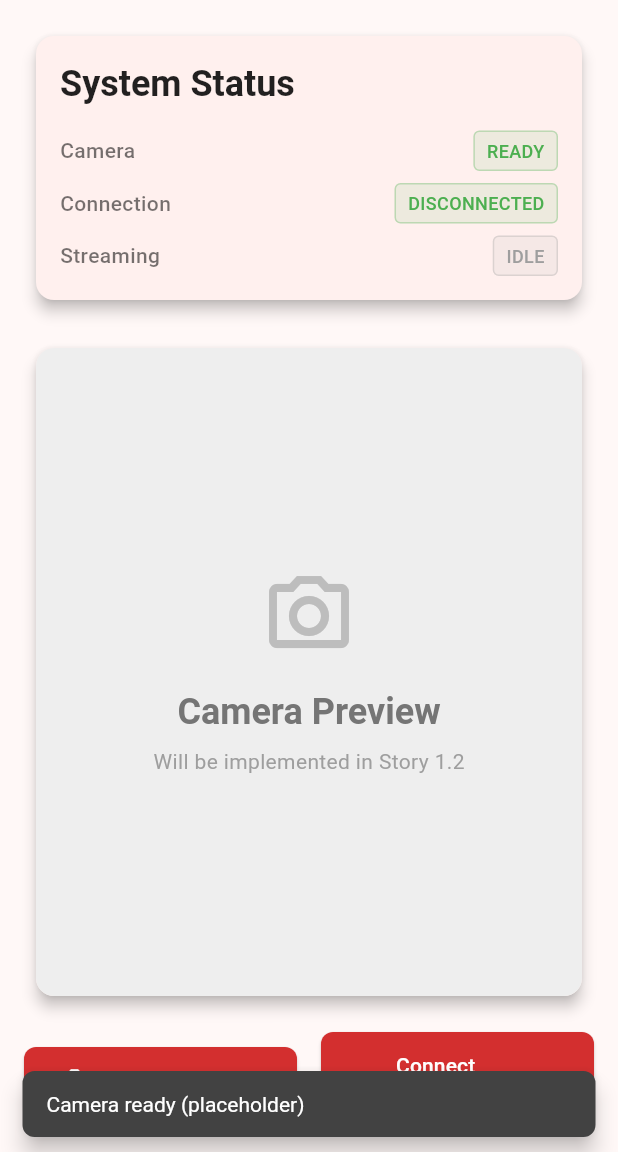
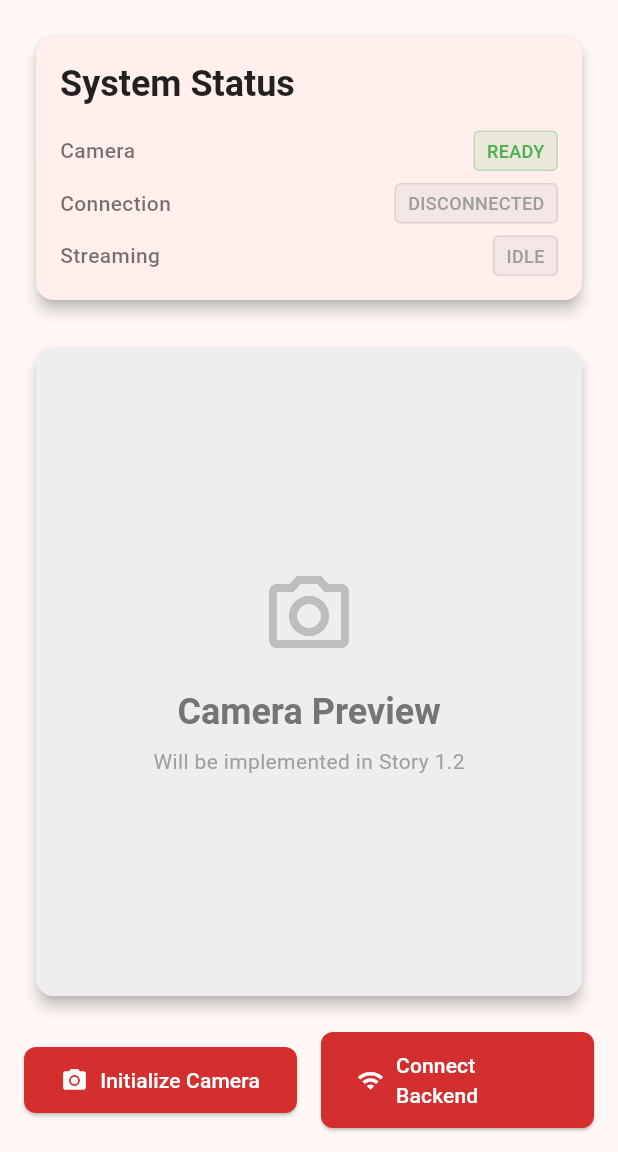
Before and after one commit to lngyeen/face-check-in-flutter, a Flutter app: the screen it shows after launch, after a tap on "Initialize Camera", on a phone screen of 412 x 824 dp, the part 84-1236 px from its top. Run offline on Flutter 3.47's test engine with Material 3 defaults, Android fonts, the phone set to English and light mode, and no system bars; our stand-ins replace flutter_bloc, freezed_annotation, get_it, injectable.

Commit message:
feat: Integrate dependency injection and enhance state management - Add GetIt and Injectable for dependency injection - Update CheckInBloc to utilize injected dependencies - Refactor toast handling in CheckInScreen for improved UX - Update tech stack documentation with new dependencies and versions

```diff
--- a/lib/app/app.dart
+++ b/lib/app/app.dart
@@ -1,3 +1,4 @@
+import 'package:face_check_in_flutter/core/di/di.dart';
 import 'package:flutter/material.dart';
 import 'package:flutter_bloc/flutter_bloc.dart';
 import '../features/check_in/bloc/check_in_bloc.dart';
@@ -12,7 +13,9 @@ class App extends StatelessWidget {
   @override
   Widget build(BuildContext context) {
     return BlocProvider(
-      create: (context) => CheckInBloc()..add(const CheckInEvent.appStarted()),
+      create:
+          (context) =>
+              getIt<CheckInBloc>()..add(const CheckInEvent.appStarted()),
       child: MaterialApp(
         title: 'FaceCheckIn Employee',
         debugShowCheckedModeBanner: false,
--- /dev/null
+++ b/lib/core/di/di.dart
@@ -0,0 +1,13 @@
+import 'package:get_it/get_it.dart';
+import 'package:injectable/injectable.dart';
+
+import 'di.config.dart';
+
+final getIt = GetIt.instance;
+
+@InjectableInit(
+  initializerName: 'init',
+  preferRelativeImports: true,
+  asExtension: true,
+)
+void configureDependencies() => getIt.init();
--- a/lib/features/check_in/bloc/check_in_bloc.dart
+++ b/lib/features/check_in/bloc/check_in_bloc.dart
@@ -1,12 +1,14 @@
 import 'package:flutter/foundation.dart';
 
 import 'package:flutter_bloc/flutter_bloc.dart';
+import 'package:injectable/injectable.dart';
 
 import 'check_in_event.dart';
 import 'check_in_state.dart';
 
 /// Main BLoC for managing check-in feature state
 /// Handles camera, WebSocket, streaming, and UI state management
+@injectable
 class CheckInBloc extends Bloc<CheckInEvent, CheckInState> {
   CheckInBloc() : super(const CheckInState()) {
     // App lifecycle events
@@ -34,8 +36,6 @@ class CheckInBloc extends Bloc<CheckInEvent, CheckInState> {
     on<ErrorOccurred>(_onErrorOccurred);
     on<ErrorCleared>(_onErrorCleared);
     on<ToastRequested>(_onToastRequested);
-    on<ToastShown>(_onToastShown);
-    on<ToastDismissed>(_onToastDismissed);
 
     // Debug events
     on<DebugModeToggled>(_onDebugModeToggled);
@@ -272,25 +272,7 @@ class CheckInBloc extends Bloc<CheckInEvent, CheckInState> {
         toastMessage: event.message,
       ),
     );
-  }
-
-  Future<void> _onToastShown(
-    ToastShown event,
-    Emitter<CheckInState> emit,
-  ) async {
-    // After the toast is shown, wait for a duration and then dismiss it.
-    await Future.delayed(const Duration(seconds: 3));
-    if (!isClosed) {
-      add(const CheckInEvent.toastDismissed());
-    }
-  }
-
-  Future<void> _onToastDismissed(
-    ToastDismissed event,
-    Emitter<CheckInState> emit,
-  ) async {
-    debugPrint('🍞 CheckInBloc: Toast dismissed');
-
+    // Reset the status back to none so it can be triggered again.
     emit(state.copyWith(toastStatus: ToastStatus.none, toastMessage: null));
   }
 
--- a/lib/features/check_in/bloc/check_in_event.dart
+++ b/lib/features/check_in/bloc/check_in_event.dart
@@ -64,12 +64,6 @@ class CheckInEvent with _$CheckInEvent {
   /// Request to show a toast message
   const factory CheckInEvent.toastRequested(String message) = ToastRequested;
 
-  /// Toast has been shown and should be dismissed after a delay
-  const factory CheckInEvent.toastShown() = ToastShown;
-
-  /// Toast has been dismissed
-  const factory CheckInEvent.toastDismissed() = ToastDismissed;
-
   // Debug events
   /// Toggle debug mode
   const factory CheckInEvent.debugModeToggled() = DebugModeToggled;
--- a/lib/features/check_in/bloc/check_in_state.dart
+++ b/lib/features/check_in/bloc/check_in_state.dart
@@ -1,4 +1,5 @@
 import 'package:freezed_annotation/freezed_annotation.dart';
+import 'package:flutter/material.dart';
 
 part 'check_in_state.freezed.dart';
 
@@ -89,3 +90,57 @@ class CheckInState with _$CheckInState {
     @Default(0) int framesProcessed,
   }) = _CheckInState;
 }
+
+// --- UI Helper Extensions ---
+
+extension CameraStatusX on CameraStatus {
+  String get displayText => toString().split('.').last.toUpperCase();
+
+  Color get displayColor {
+    switch (this) {
+      case CameraStatus.ready:
+        return Colors.green;
+      case CameraStatus.error:
+        return Colors.red;
+      case CameraStatus.initial:
+        return Colors.orange;
+      default:
+        return Colors.grey;
+    }
+  }
+}
+
+extension ConnectionStatusX on ConnectionStatus {
+  String get displayText => toString().split('.').last.toUpperCase();
+
+  Color get displayColor {
+    switch (this) {
+      case ConnectionStatus.connected:
+        return Colors.green;
+      case ConnectionStatus.failed:
+        return Colors.red;
+      case ConnectionStatus.connecting:
+        return Colors.orange;
+      case ConnectionStatus.disconnected:
+      default:
+        return Colors.grey;
+    }
+  }
+}
+
+extension StreamingStatusX on StreamingStatus {
+  String get displayText => toString().split('.').last.toUpperCase();
+
+  Color get displayColor {
+    switch (this) {
+      case StreamingStatus.active:
+        return Colors.green;
+      case StreamingStatus.error:
+        return Colors.red;
+      case StreamingStatus.idle:
+      case StreamingStatus.paused:
+      default:
+        return Colors.grey;
+    }
+  }
+}
--- a/lib/features/check_in/view/check_in_screen.dart
+++ b/lib/features/check_in/view/check_in_screen.dart
@@ -37,28 +37,18 @@ class CheckInScreen extends StatelessWidget {
         ],
       ),
       body: BlocListener<CheckInBloc, CheckInState>(
+        listenWhen:
+            (previous, current) =>
+                previous.toastStatus != current.toastStatus &&
+                current.toastStatus == ToastStatus.showing,
         listener: (context, state) {
-          // Handle toast messages
-          if (state.toastStatus == ToastStatus.showing &&
-              state.toastMessage != null) {
-            ScaffoldMessenger.of(context)
-                .showSnackBar(
-                  SnackBar(
-                    content: Text(state.toastMessage!),
-                    duration: const Duration(seconds: 3),
-                  ),
-                )
-                .closed
-                .then((_) {
-                  // Notify the BLoC that the toast has been dismissed by the user
-                  // or timed out, so it can update the state if necessary.
-                  context.read<CheckInBloc>().add(
-                    const CheckInEvent.toastDismissed(),
-                  );
-                });
-
-            // Notify the BLoC that the toast has been shown, so it can handle the timeout.
-            context.read<CheckInBloc>().add(const CheckInEvent.toastShown());
+          if (state.toastMessage != null) {
+            ScaffoldMessenger.of(context).showSnackBar(
+              SnackBar(
+                content: Text(state.toastMessage!),
+                duration: const Duration(seconds: 3),
+              ),
+            );
           }
         },
         child: BlocBuilder<CheckInBloc, CheckInState>(
@@ -82,20 +72,20 @@ class CheckInScreen extends StatelessWidget {
                           const SizedBox(height: 16),
                           _buildStatusRow(
                             'Camera',
-                            _getStatusText(state.cameraStatus),
-                            _getStatusColor(state.cameraStatus),
+                            state.cameraStatus.displayText,
+                            state.cameraStatus.displayColor,
                           ),
                           const SizedBox(height: 8),
                           _buildStatusRow(
                             'Connection',
-                            _getStatusText(state.connectionStatus),
-                            _getStatusColor(state.connectionStatus),
+                            state.connectionStatus.displayText,
+                            state.connectionStatus.displayColor,
                           ),
                           const SizedBox(height: 8),
                           _buildStatusRow(
                             'Streaming',
-                            _getStatusText(state.streamingStatus),
-                            _getStatusColor(state.streamingStatus),
+                            state.streamingStatus.displayText,
+                            state.streamingStatus.displayColor,
                           ),
                         ],
                       ),
@@ -236,9 +226,9 @@ class CheckInScreen extends StatelessWidget {
         Container(
           padding: const EdgeInsets.symmetric(horizontal: 8, vertical: 4),
           decoration: BoxDecoration(
-            color: color.withValues(alpha: 0.1),
+            color: color.withAlpha(30),
             borderRadius: BorderRadius.circular(4),
-            border: Border.all(color: color.withValues(alpha: 0.3)),
+            border: Border.all(color: color.withAlpha(70)),
           ),
           child: Text(
             status,
@@ -252,26 +242,4 @@ class CheckInScreen extends StatelessWidget {
       ],
     );
   }
-
-  String _getStatusText(dynamic status) {
-    return status.toString().split('.').last.toUpperCase();
-  }
-
-  Color _getStatusColor(dynamic status) {
-    final statusString = status.toString();
-
-    if (statusString.contains('ready') ||
-        statusString.contains('connected') ||
-        statusString.contains('active')) {
-      return Colors.green;
-    } else if (statusString.contains('error') ||
-        statusString.contains('failed')) {
-      return Colors.red;
-    } else if (statusString.contains('connecting') ||
-        statusString.contains('initial')) {
-      return Colors.orange;
-    } else {
-      return Colors.grey;
-    }
-  }
 }
--- a/lib/main.dart
+++ b/lib/main.dart
@@ -1,3 +1,4 @@
+import 'package:face_check_in_flutter/core/di/di.dart';
 import 'package:flutter/material.dart';
 import 'package:flutter_bloc/flutter_bloc.dart';
 import 'app/app.dart';
@@ -6,6 +7,9 @@ import 'app/simple_bloc_observer.dart';
 /// Main entry point for the Face Check-In Flutter application
 /// Configures BLoC observer and launches the app
 void main() {
+  // Configure Dependency Injection
+  configureDependencies();
+
   // Configure BLoC observer for debugging and logging
   Bloc.observer = SimpleBlocObserver();
 
```
Also changed, not shown: pubspec.yaml (+7 -0 lines), lib/core/di/di.config.dart (added), lib/features/check_in/bloc/check_in_event.freezed.dart, 1 other file.
